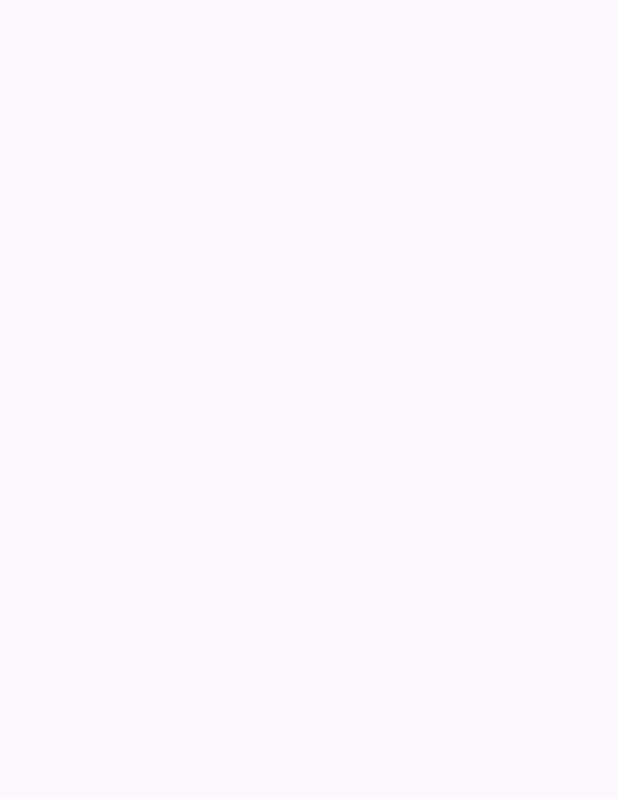
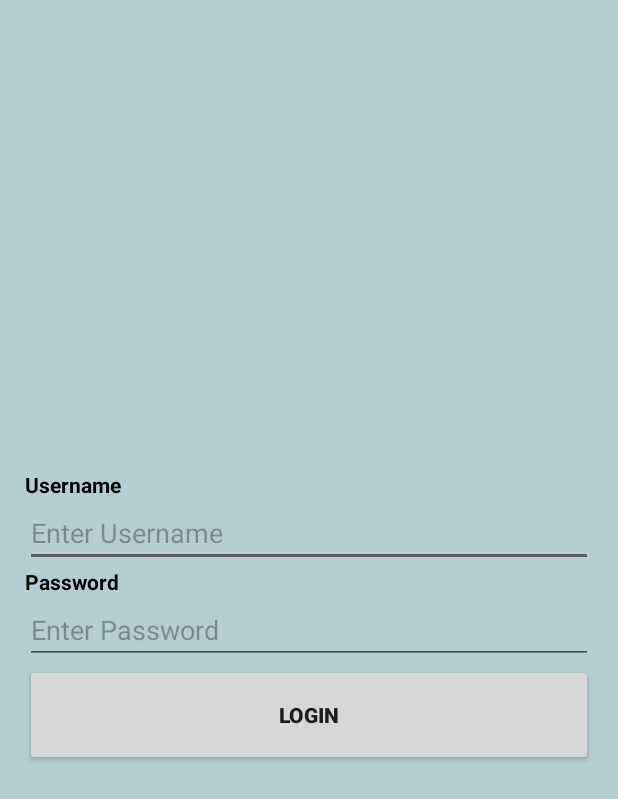
Before and after one commit to KK13krish/Entry-Log, an Android app: the screen it shows after launch (MainActivity), on a phone screen of 412 x 824 dp. Before the commit the part shown is empty. Shown: the top 799 px of the screen. Run offline under Robolectric (Android 15) with nearby library versions, the phone set to English and light mode, and no system bars.

Commit message:
login screen

```diff
--- a/app/src/main/java/com/example/entrylog/MainActivity.java
+++ b/app/src/main/java/com/example/entrylog/MainActivity.java
@@ -1,20 +1,36 @@
 package com.example.entrylog;
 
 import android.os.Bundle;
+import android.view.View;
+import android.widget.EditText;
+import android.widget.Toast;
 
 import androidx.activity.EdgeToEdge;
 import androidx.appcompat.app.AppCompatActivity;
+import androidx.appcompat.widget.AppCompatButton;
 import androidx.core.graphics.Insets;
 import androidx.core.view.ViewCompat;
 import androidx.core.view.WindowInsetsCompat;
 
 public class MainActivity extends AppCompatActivity {
-
+    AppCompatButton b1;
+    EditText e1,e2;
     @Override
     protected void onCreate(Bundle savedInstanceState) {
         super.onCreate(savedInstanceState);
         EdgeToEdge.enable(this);
         setContentView(R.layout.activity_main);
+        e1=(EditText) findViewById(R.id.username);
+        e2=(EditText) findViewById(R.id.pswrd);
+        b1=(AppCompatButton) findViewById(R.id.loginbtn);
 
+        b1.setOnClickListener(new View.OnClickListener() {
+            @Override
+            public void onClick(View view) {
+                String getname=e1.getText().toString();
+                String getpass=e2.getText().toString();
+                Toast.makeText(getApplicationContext(),getname+" "+getpass,Toast.LENGTH_LONG).show();
+            }
+        });
     }
 }
--- a/app/src/main/res/layout/activity_main.xml
+++ b/app/src/main/res/layout/activity_main.xml
@@ -1,6 +1,39 @@
 <LinearLayout android:layout_height="match_parent"
     android:layout_width="match_parent"
     android:orientation="vertical"
+    android:padding="25px"
+    android:gravity="center"
+    android:background="#B4CED1"
     xmlns:android="http://schemas.android.com/apk/res/android">
-
+    <TextView
+        android:layout_width="match_parent"
+        android:layout_height="wrap_content"
+        android:text="Username"
+        android:textStyle="bold"
+        android:textColor="#000000"/>
+    <EditText
+        android:layout_width="match_parent"
+        android:layout_height="wrap_content"
+        android:hint="Enter Username"
+        android:id="@+id/username"
+        android:textColor="#000000"/>
+    <TextView
+        android:layout_width="match_parent"
+        android:layout_height="wrap_content"
+        android:text="Password"
+        android:textStyle="bold"
+        android:textColor="#000000"/>
+    <EditText
+        android:layout_width="match_parent"
+        android:layout_height="wrap_content"
+        android:hint="Enter Password"
+        android:inputType="textPassword"
+        android:id="@+id/pswrd"
+        android:textColor="#000000"/>
+    <androidx.appcompat.widget.AppCompatButton
+        android:layout_width="match_parent"
+        android:layout_height="68dp"
+        android:text="LOGIN"
+        android:textStyle="bold"
+        android:id="@+id/loginbtn"/>
 </LinearLayout>
```
